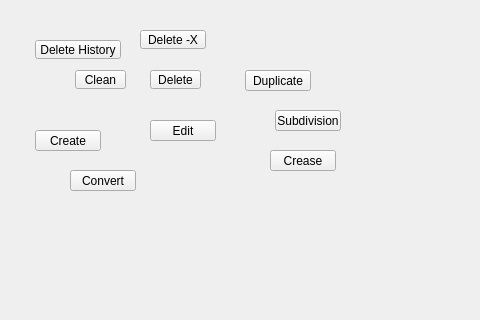
The window that ui/level_2/edit_submenu.ui (m3trik/Scripts_portable) describes before a commit, drawn with Qt 5; both pictures show x 120 to 600 and y 170 to 490 of the 600 by 600 pixel window.
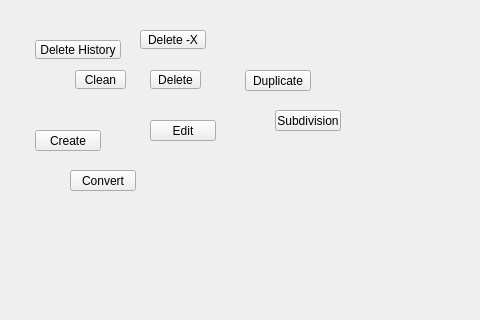
The same window after the commit. Custom widgets are drawn as their Qt base class.

Patch:
```diff
--- a/ui/level_2/edit_submenu.ui
+++ b/ui/level_2/edit_submenu.ui
@@ -171,34 +171,6 @@
      <string>Convert</string>
     </property>
    </widget>
-   <widget class="QPushButton" name="i026">
-    <property name="geometry">
-     <rect>
-      <x>390</x>
-      <y>320</y>
-      <width>66</width>
-      <height>21</height>
-     </rect>
-    </property>
-    <property name="minimumSize">
-     <size>
-      <width>0</width>
-      <height>21</height>
-     </size>
-    </property>
-    <property name="maximumSize">
-     <size>
-      <width>16777215</width>
-      <height>21</height>
-     </size>
-    </property>
-    <property name="whatsThis">
-     <string>crease</string>
-    </property>
-    <property name="text">
-     <string>Crease</string>
-    </property>
-   </widget>
    <widget class="QPushButton" name="i007">
     <property name="geometry">
      <rect>
```
